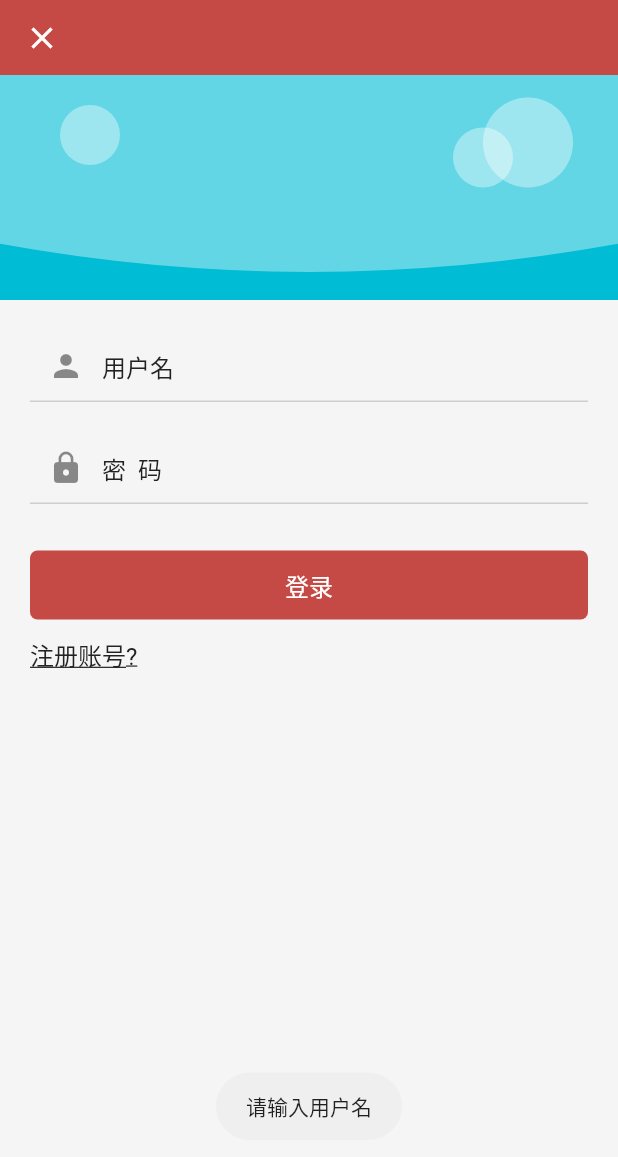
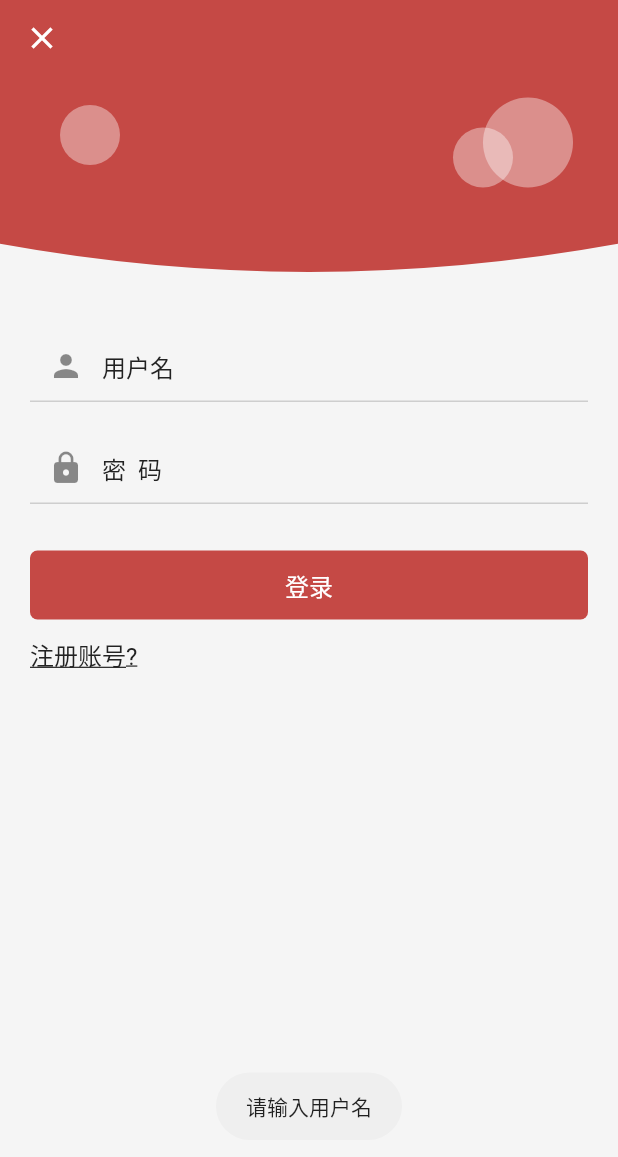
Before and after one commit to xing16/WanAndroid-Flutter, a Flutter app: the LoginPage screen opened by its route, after a tap on "登录", on a phone screen of 412 x 824 dp. Shown: the top 1157 px of the screen. Run offline on Flutter 3.47's test engine with Material 2 defaults, Android fonts, the phone set to English and light mode, and no system bars; our stand-ins replace cookie_jar, dio, dio_cookie_manager, flutter_easyrefresh, flutter_swiper, fluttertoast and 3 more; accounts and stored records are empty; generated files the repository leaves out were written again; network calls fail.

Commit message:
解决登录页刷新贝塞尔view显示问题

```diff
--- a/lib/pages/about_page.dart
+++ b/lib/pages/about_page.dart
@@ -32,12 +32,6 @@ class AboutPageState extends State<AboutPage> {
         child: Column(
           crossAxisAlignment: CrossAxisAlignment.start,
           children: <Widget>[
-            Container(
-              child: CustomPaint(
-                size: Size(screenWidth, 150),
-                painter: BezierPathPainter(Colors.redAccent),
-              ),
-            ),
             Container(
               child: Text(
                 "简介",
--- a/lib/pages/login_page.dart
+++ b/lib/pages/login_page.dart
@@ -43,6 +43,7 @@ class LoginPageState extends State<LoginPage> {
 
   @override
   Widget build(BuildContext context) {
+    print("casdcasdc--------");
     screenWidth = MediaQuery.of(context).size.width;
     return Scaffold(
 //      backgroundColor: Theme.of(context).accentColor,
@@ -59,11 +60,6 @@ class LoginPageState extends State<LoginPage> {
       body: Column(
         children: <Widget>[
           Container(
-            color: Colors.cyan,
-//            child: CustomPaint(
-//              size: Size(screenWidth, 150),
-//              painter: BezierPathPainter(),
-//            ),
             child: Consumer<AppTheme>(
               builder: (BuildContext context, AppTheme appTheme, child) {
                 return CustomPaint(
@@ -81,6 +77,7 @@ class LoginPageState extends State<LoginPage> {
               left: 20,
               right: 20,
             ),
+//            child: Text("ccc"),
             child: XTextField(
               usernameController,
               "用户名",
@@ -88,7 +85,7 @@ class LoginPageState extends State<LoginPage> {
               obscureText: false,
               suffixIcon: Icon(
                 Icons.close,
-                color: Theme.of(context).textTheme.button.color,
+//                color: Theme.of(context).textTheme.button.color,
               ),
               onChanged: (text) {},
             ),
@@ -183,10 +180,6 @@ class LoginPageState extends State<LoginPage> {
           ),
         ],
       ),
-
-//      SingleChildScrollView(
-//        child:
-//      ),
     );
   }
 
--- a/lib/widgets/beizier_path_painter.dart
+++ b/lib/widgets/beizier_path_painter.dart
@@ -16,6 +16,8 @@ class BezierPathPainter extends CustomPainter {
 
   @override
   void paint(Canvas canvas, Size size) {
+    print("ppppp");
+    mPaint.color = color;
     canvas.save();
     canvas.translate(size.width / 2, size.height / 2);
 
@@ -50,6 +52,6 @@ class BezierPathPainter extends CustomPainter {
 
   @override
   bool shouldRepaint(CustomPainter oldDelegate) {
-    return true;
+    return false;
   }
 }
--- a/lib/widgets/xtextfield.dart
+++ b/lib/widgets/xtextfield.dart
@@ -2,13 +2,12 @@ import 'package:flutter/material.dart';
 
 class XTextField extends StatefulWidget {
   final TextEditingController controller;
-  Color prefixIconColor;
-  String hintText;
-  IconData prefixIcon;
-  Widget suffixIcon;
-  bool obscureText;
-
-  ValueChanged<String> onChanged;
+  final Color prefixIconColor;
+  final String hintText;
+  final IconData prefixIcon;
+  final Widget suffixIcon;
+  final bool obscureText;
+  final ValueChanged<String> onChanged;
 
   XTextField(
     this.controller,
@@ -33,6 +32,7 @@ class XTextFieldState extends State<XTextField> {
 
   @override
   Widget build(BuildContext context) {
+    print("build..........");
     focusNode.addListener(() {
       print("hasFocus = ${focusNode.hasFocus}");
       setState(() {
```
